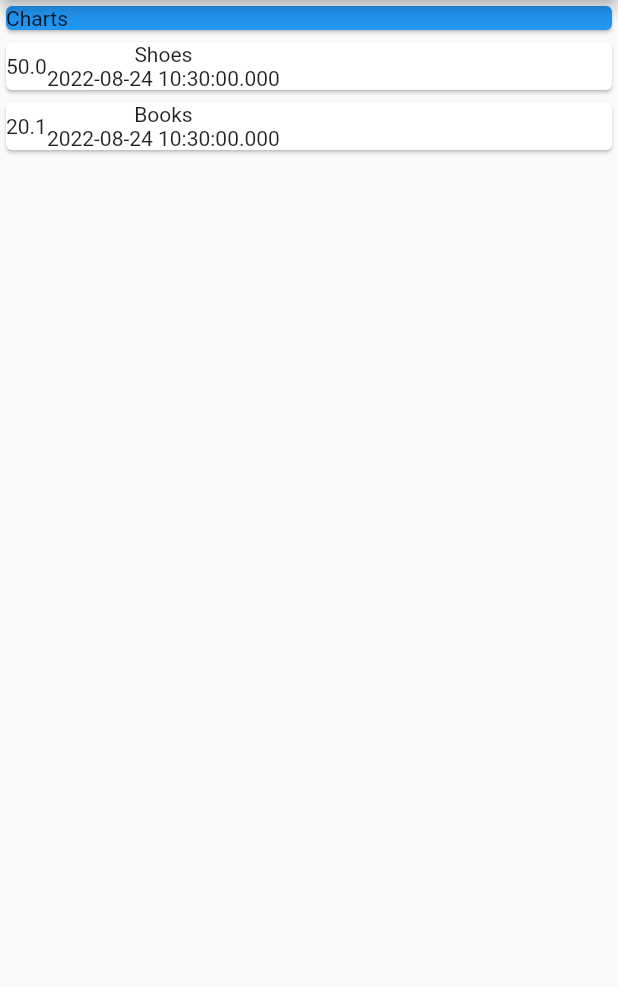
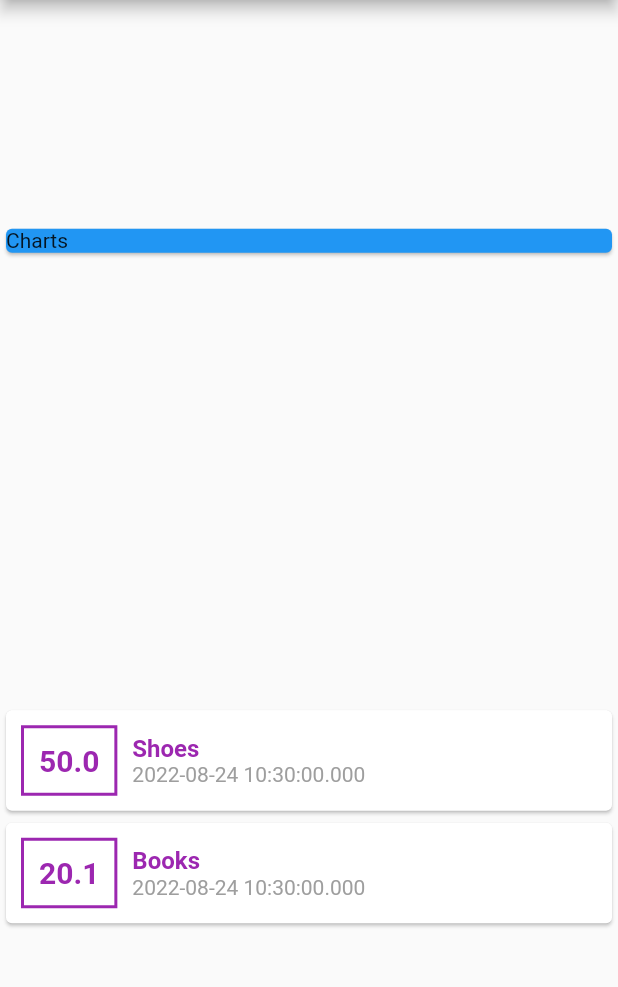
Before and after one commit to Engr-Afaq-Iqbal/Personal-Expenses-App, a Flutter app: the screen it shows after launch, on a phone screen of 412 x 824 dp, the part 84-1071 px from its top. Run offline on Flutter 3.47's test engine with Material 2 defaults, Android fonts, the phone set to English and light mode, and no system bars.

Commit message:
Card decoration

```diff
--- a/lib/main.dart
+++ b/lib/main.dart
@@ -29,7 +29,7 @@ class PE extends StatelessWidget {
           title: Text('Personal Expenses App'),
         ),
         body: Column(
-            mainAxisAlignment: MainAxisAlignment.start,
+            mainAxisAlignment: MainAxisAlignment.spaceAround,
             crossAxisAlignment: CrossAxisAlignment.stretch,
             children: [
               Container(
@@ -45,14 +45,44 @@ class PE extends StatelessWidget {
                     child: Row(
                       children: [
                         Container(
+                          margin: EdgeInsets.symmetric(
+                            vertical: 10,
+                            horizontal: 10,
+                          ),
+                          decoration: BoxDecoration(
+                            border: Border.all(
+                              width: 2,
+                              color: Colors.purple,
+                            ),
+                          ),
+                          padding: EdgeInsets.all(10.0),
                           child: Text(
                             tx.amount.toString(),
+                            style: TextStyle(
+                              color: Colors.purple,
+                              fontSize: 20.0,
+                              fontWeight: FontWeight.bold,
+                            ),
                           ),
                         ),
                         Column(
+                          textDirection: TextDirection.ltr,
+                          crossAxisAlignment: CrossAxisAlignment.start,
                           children: [
-                            Text(tx.title),
-                            Text(tx.date.toString()),
+                            Text(
+                              tx.title,
+                              style: TextStyle(
+                                fontSize: 16.0,
+                                fontWeight: FontWeight.bold,
+                                color: Colors.purple,
+                              ),
+                            ),
+                            Text(
+                              tx.date.toString(),
+                              style: TextStyle(
+                                color: Colors.grey,
+                              ),
+                            ),
                           ],
                         )
                       ],
```
